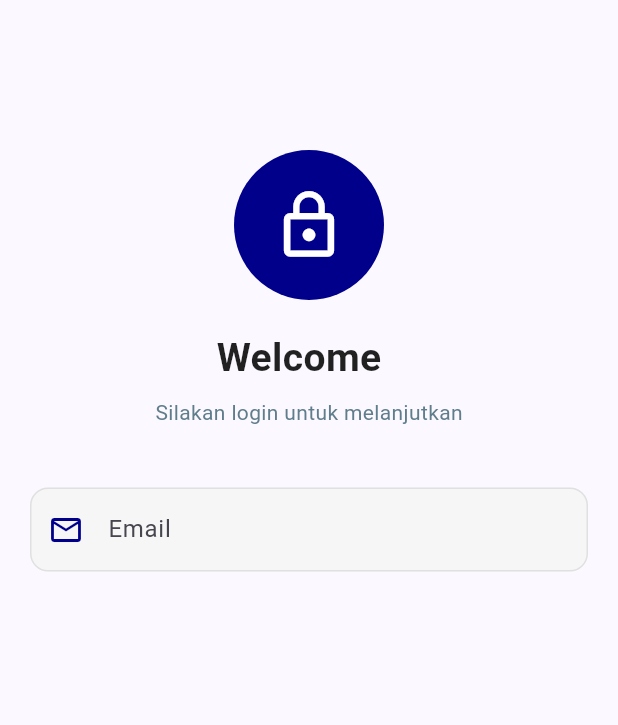
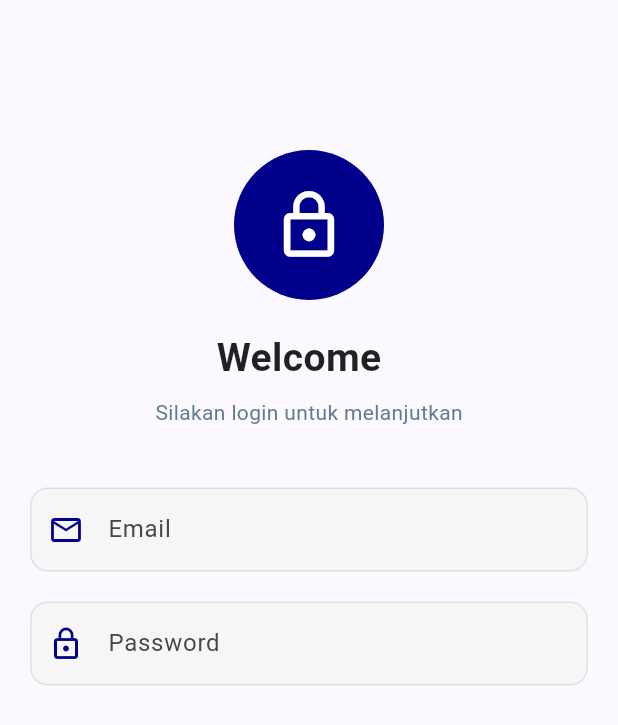
Before and after one commit to rismanitalst/tugas_splash, a Flutter app: the Login screen opened directly, on a phone screen of 412 x 824 dp. Shown: the top 725 px of the screen. Run offline on Flutter 3.47's test engine with Material 3 defaults, Android fonts, the phone set to English and light mode, and no system bars.

Commit message:
add password input matching email field design

```diff
--- a/lib/screen/login.dart
+++ b/lib/screen/login.dart
@@ -68,17 +68,41 @@ class Login extends StatelessWidget {
                   borderRadius: BorderRadius.circular(12),
                   borderSide: BorderSide(color: Colors.grey[300]!),
                 ),
-                focusedBorder: OutlineInputBorder(
-                  borderRadius: BorderRadius.circular(12),
+                  focusedBorder: OutlineInputBorder(
+                    borderRadius: BorderRadius.circular(12),
                     borderSide: const BorderSide(
                     color: Color(0xFF00008B), // biru tua pas fokus
                     width: 2,
                     ),
-                ),
-
+                  ),
                 ),
               ),
-
+                const SizedBox(height: 20),
+              //TextField Input Password
+                TextField(
+                obscureText: true,
+                decoration: InputDecoration(
+                 labelText: 'Password',
+                 hintText: 'Masukkan password Anda',
+                 prefixIcon: const Icon(Icons.lock_outline, color: Color(0xFF00008B)),
+                 filled: true,
+                  fillColor: const Color(0xFFF6F6F6),
+                    border: OutlineInputBorder(
+                    borderRadius: BorderRadius.circular(12.0),
+                  ),
+                  enabledBorder: OutlineInputBorder(
+                   borderRadius: BorderRadius.circular(12),
+                   borderSide: BorderSide(color: Colors.grey[300]!),
+                  ),
+                  focusedBorder: const OutlineInputBorder(
+                    borderRadius: BorderRadius.all(Radius.circular(12)),
+                    borderSide: BorderSide(
+                    color: Color(0xFF00008B),
+                    width: 2,
+                    ),
+                  ),
+                ),
+              ),
             ],
           ),
           ),
```
